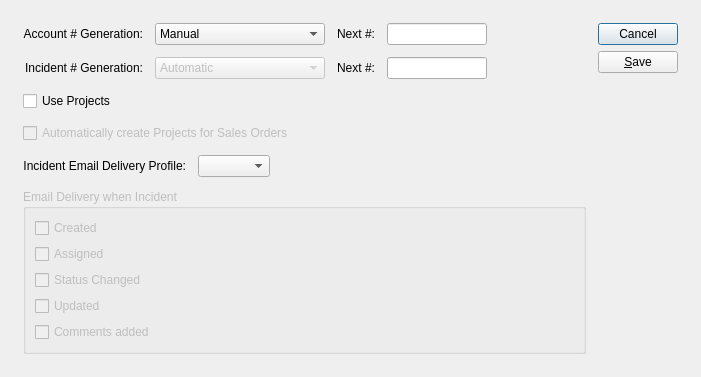
First picture: the form in xtuple/trunk/guiclient/configureCRM.ui, repository WooodHead/xtuple, before the edit.
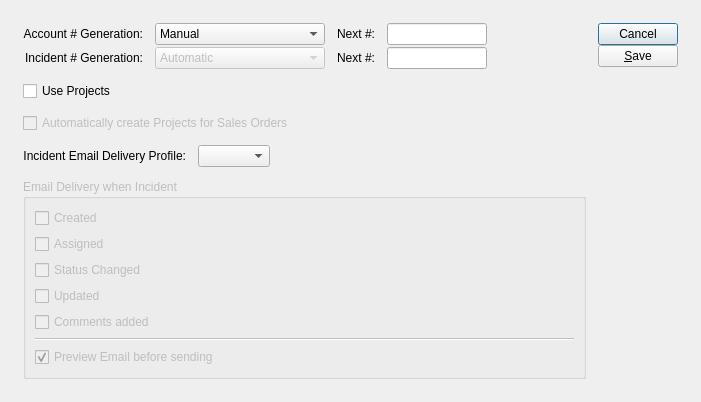
Second picture: the form after the edit. Custom widgets are drawn as their Qt base class.

Commit message: issue #7393: Rework email delivery so email delivery preview is optional.  Implement on preview/silent send option on incidents.

```diff
--- a/xtuple/trunk/guiclient/configureCRM.ui
+++ b/xtuple/trunk/guiclient/configureCRM.ui
@@ -6,7 +6,7 @@
     <x>0</x>
     <y>0</y>
     <width>701</width>
-    <height>349</height>
+    <height>388</height>
    </rect>
   </property>
   <property name="windowTitle" >
@@ -35,6 +35,9 @@
      </property>
      <item row="0" column="0" >
       <layout class="QGridLayout" >
+       <property name="verticalSpacing" >
+        <number>2</number>
+       </property>
        <item row="0" column="0" >
         <widget class="QLabel" name="_acctGenerationLit" >
          <property name="text" >
@@ -185,7 +188,7 @@
        <item>
         <layout class="QVBoxLayout" >
          <property name="spacing" >
-          <number>6</number>
+          <number>0</number>
          </property>
          <property name="leftMargin" >
           <number>0</number>
@@ -321,6 +324,23 @@
           </property>
          </widget>
         </item>
+        <item row="5" column="0" >
+         <widget class="Line" name="line" >
+          <property name="orientation" >
+           <enum>Qt::Horizontal</enum>
+          </property>
+         </widget>
+        </item>
+        <item row="6" column="0" >
+         <widget class="QCheckBox" name="_incdtPreview" >
+          <property name="text" >
+           <string>Preview Email before sending</string>
+          </property>
+          <property name="checked" >
+           <bool>true</bool>
+          </property>
+         </widget>
+        </item>
        </layout>
       </widget>
      </item>
```
The commit also changes 5 other files.
